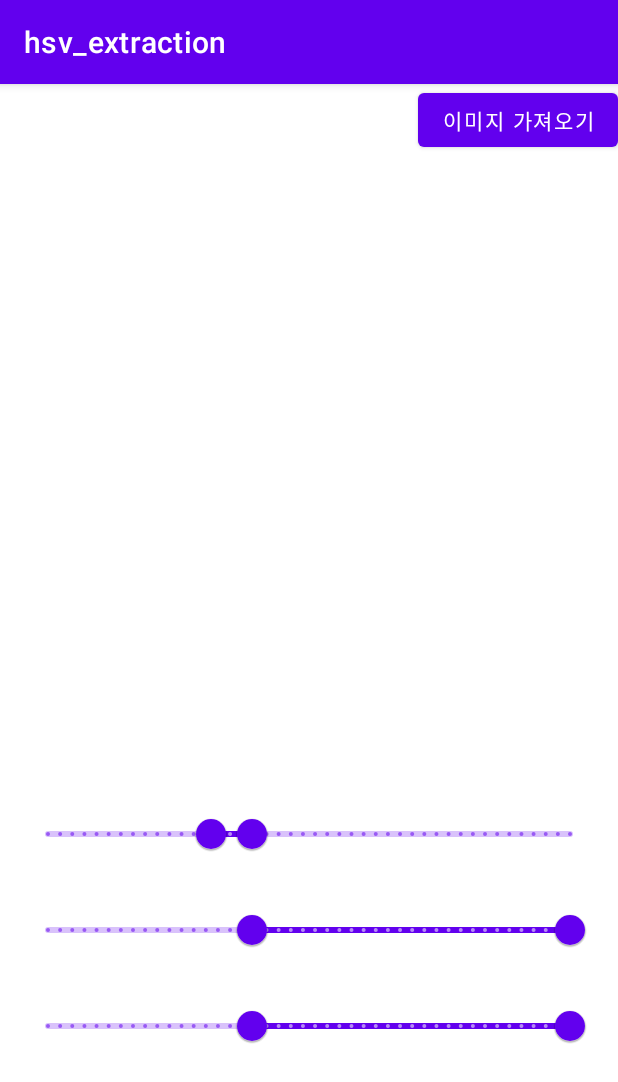
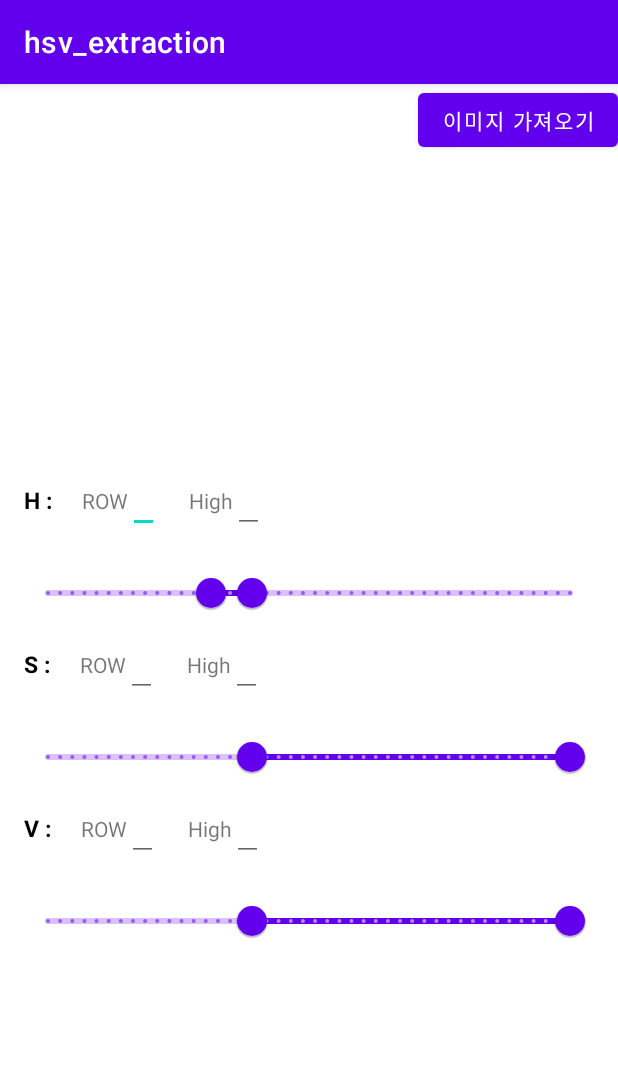
Before and after one commit to ModoricJG/opencv_test, an Android app: the GalleryActivity screen opened directly, with no data from a screen before it, on a phone screen of 412 x 824 dp. Shown: the top 1082 px of the screen. Run offline under Robolectric (Android 15) with nearby library versions, the phone set to English and light mode, and no system bars; our stand-ins replace data binding; libraries missing offline, so code that uses them is left out: org.opencv.android, org.opencv.core, org.opencv.imgproc; 1 statement that could not run was skipped.

Commit message:
feat : 갤러리 화면 HSV 수치 표시

```diff
--- a/app/src/main/java/com/strongbulb/hsv_extraction/GalleryActivity.kt
+++ b/app/src/main/java/com/strongbulb/hsv_extraction/GalleryActivity.kt
@@ -4,20 +4,18 @@ import android.app.Activity
 import android.content.Intent
 import android.graphics.Bitmap
 import android.graphics.BitmapFactory
-import android.graphics.ImageDecoder
 import android.net.Uri
-import android.os.Build
 import android.os.Bundle
 import android.provider.MediaStore
 import android.util.Log
 import android.widget.Toast
 import androidx.appcompat.app.AppCompatActivity
+import androidx.core.view.isVisible
 import com.google.android.material.slider.RangeSlider
 import com.strongbulb.hsv_extraction.databinding.ActivityGalleryBinding
 import org.opencv.android.Utils
 import org.opencv.core.Core
 import org.opencv.core.CvException
-import org.opencv.core.CvType
 import org.opencv.core.Mat
 import org.opencv.core.Scalar
 import org.opencv.imgproc.Imgproc
@@ -25,7 +23,7 @@ import org.opencv.imgproc.Imgproc
 
 class GalleryActivity : AppCompatActivity() {
 
-    val defaultGalleryRequestCode = 10
+    private val defaultGalleryRequestCode = 10
     private lateinit var binding: ActivityGalleryBinding
     private var currentImageUri: Uri? = null
 
@@ -52,35 +50,47 @@ class GalleryActivity : AppCompatActivity() {
     private fun setOnRangeListener() {
         binding.run {
             rangeH.addOnSliderTouchListener(object : RangeSlider.OnSliderTouchListener{
-                override fun onStartTrackingTouch(slider: RangeSlider) {
-                }
+                override fun onStartTrackingTouch(slider: RangeSlider) {}
 
                 override fun onStopTrackingTouch(slider: RangeSlider) {
-                    Log.i("mylog", "v[0] = ${slider.values[0]}, v[1] = ${slider.values[1]}")
+                    setRecordText()
                     imgProcessing()
                 }
             })
 
             rangeS.addOnSliderTouchListener(object : RangeSlider.OnSliderTouchListener{
-                override fun onStartTrackingTouch(slider: RangeSlider) {
-                }
+                override fun onStartTrackingTouch(slider: RangeSlider) {}
 
                 override fun onStopTrackingTouch(slider: RangeSlider) {
+                    setRecordText()
                     imgProcessing()
                 }
             })
             rangeV.addOnSliderTouchListener(object : RangeSlider.OnSliderTouchListener{
-                override fun onStartTrackingTouch(slider: RangeSlider) {
-                }
+                override fun onStartTrackingTouch(slider: RangeSlider) {}
 
                 override fun onStopTrackingTouch(slider: RangeSlider) {
+                    setRecordText()
                     imgProcessing()
                 }
             })
         }
     }
 
+    private fun setRecordText() {
+        val h = binding.rangeH.values // RangeSlider를 통해 값의 범위를 가져옴
+        val s = binding.rangeS.values
+        val v = binding.rangeV.values
+        binding.layoutH.etRow.setText("${h[0].toInt()}")
+        binding.layoutH.etHigh.setText("${h[1].toInt()}")
+        binding.layoutS.etRow.setText("${s[0].toInt()}")
+        binding.layoutS.etHigh.setText("${s[1].toInt()}")
+        binding.layoutV.etRow.setText("${v[0].toInt()}")
+        binding.layoutV.etHigh.setText("${v[1].toInt()}")
+    }
+
     private fun imgProcessing() {
+        binding.ivDstImg.isVisible = true
         currentImageUri?.run {
             val originMat = uri2Mat(this)
             val hsvMat = matCvtHsv(originMat)
@@ -160,29 +170,9 @@ class GalleryActivity : AppCompatActivity() {
         when (requestCode) {
             defaultGalleryRequestCode -> {
                 currentImageUri = data?.data
-                Log.i("mylog", "data?.data = ${currentImageUri}")
-
-                try{
-                    currentImageUri?.let {
-                        if(Build.VERSION.SDK_INT < 28) {
-                            val matBitmap = MediaStore.Images.Media.getBitmap(
-                                this.contentResolver,
-                                currentImageUri
-                            )
-                            binding.ivMatImg.setImageBitmap(matBitmap)
-                        } else {
-                            val source = ImageDecoder.createSource(this.contentResolver, it)
-                            val matBitmap = ImageDecoder.decodeBitmap(source)
-                            binding.ivMatImg.setImageBitmap(matBitmap)
-                        }
-                    }
-
-                }catch(e: java.lang.Exception)
-                {
-                    e.printStackTrace()
-                }
+                imgProcessing()
+                setRecordText()
             }
-
             else -> {
                 Toast.makeText(this, "사진을 가져오지 못했습니다.", Toast.LENGTH_SHORT).show()
             }
--- a/app/src/main/res/layout/activity_gallery.xml
+++ b/app/src/main/res/layout/activity_gallery.xml
@@ -17,26 +17,10 @@
             app:layout_constraintEnd_toEndOf="parent" />
 
         <androidx.constraintlayout.widget.ConstraintLayout
-            android:id="@+id/clMatImageContainer"
+            android:id="@+id/clDstImageContainer"
             android:layout_width="match_parent"
             android:layout_height="0dp"
             app:layout_constraintTop_toBottomOf="@+id/btnOpenGallery"
-            app:layout_constraintStart_toStartOf="parent"
-            app:layout_constraintEnd_toEndOf="parent"
-            app:layout_constraintDimensionRatio="2:1">
-
-            <ImageView
-                android:id="@+id/ivMatImg"
-                android:layout_width="match_parent"
-                android:layout_height="match_parent"/>
-
-        </androidx.constraintlayout.widget.ConstraintLayout>
-
-        <androidx.constraintlayout.widget.ConstraintLayout
-            android:id="@+id/clDstImageContainer"
-            android:layout_width="match_parent"
-            android:layout_height="0dp"
-            app:layout_constraintTop_toBottomOf="@+id/clMatImageContainer"
             app:layout_constraintStart_toStartOf="parent"
             app:layout_constraintEnd_toEndOf="parent"
             app:layout_constraintDimensionRatio="2:1">
@@ -55,6 +39,12 @@
             app:layout_constraintTop_toBottomOf="@+id/clDstImageContainer"
             app:layout_constraintBottom_toBottomOf="parent">
 
+            <include layout="@layout/layout_gallery_edittext"
+                android:id="@+id/layoutH"
+                app:title="@{`H : `}"
+                app:titleRow="@{`ROW`}"
+                app:titleHigh="@{`High`}"/>
+
             <com.google.android.material.slider.RangeSlider
                 android:id="@+id/rangeH"
                 android:layout_width="match_parent"
@@ -62,10 +52,16 @@
                 android:layout_marginTop="16dp"
                 android:layout_marginStart="16dp"
                 android:layout_marginEnd="16dp"
-                android:valueFrom="0.0"
-                android:valueTo="255.0"
-                android:stepSize="1.0"
+                android:valueFrom="0"
+                android:valueTo="255"
+                android:stepSize="1"
                 app:values="@array/initial_values_h"/>
+
+            <include layout="@layout/layout_gallery_edittext"
+                android:id="@+id/layoutS"
+                app:title="@{`S : `}"
+                app:titleRow="@{`ROW`}"
+                app:titleHigh="@{`High`}"/>
 
             <com.google.android.material.slider.RangeSlider
                 android:id="@+id/rangeS"
@@ -74,10 +70,16 @@
                 android:layout_marginTop="16dp"
                 android:layout_marginStart="16dp"
                 android:layout_marginEnd="16dp"
-                android:valueFrom="0.0"
-                android:valueTo="255.0"
-                android:stepSize="1.0"
+                android:valueFrom="0"
+                android:valueTo="255"
+                android:stepSize="1"
                 app:values="@array/initial_values_s"/>
+
+            <include layout="@layout/layout_gallery_edittext"
+                android:id="@+id/layoutV"
+                app:title="@{`V : `}"
+                app:titleRow="@{`ROW`}"
+                app:titleHigh="@{`High`}"/>
 
             <com.google.android.material.slider.RangeSlider
                 android:id="@+id/rangeV"
@@ -86,9 +88,9 @@
                 android:layout_marginTop="16dp"
                 android:layout_marginStart="16dp"
                 android:layout_marginEnd="16dp"
-                android:valueFrom="0.0"
-                android:valueTo="255.0"
-                android:stepSize="1.0"
+                android:valueFrom="0"
+                android:valueTo="255"
+                android:stepSize="1"
                 app:values="@array/initial_values_v"/>
         </LinearLayout>
 
--- /dev/null
+++ b/app/src/main/res/layout/layout_gallery_edittext.xml
@@ -0,0 +1,55 @@
+<?xml version="1.0" encoding="utf-8"?>
+<layout xmlns:android="http://schemas.android.com/apk/res/android">
+
+    <data>
+        <variable
+            name="title"
+            type="String" />
+
+        <variable
+            name="titleRow"
+            type="String" />
+
+        <variable
+            name="titleHigh"
+            type="String" />
+    </data>
+
+    <LinearLayout
+        android:layout_width="match_parent"
+        android:layout_height="wrap_content"
+        android:orientation="horizontal"
+        android:layout_marginStart="16dp"
+        android:layout_marginEnd="16dp">
+
+        <TextView
+            android:layout_width="wrap_content"
+            android:layout_height="wrap_content"
+            android:textSize="15dp"
+            android:textColor="@color/black"
+            android:textStyle="bold"
+            android:text="@{title}"/>
+
+        <TextView
+            android:layout_width="wrap_content"
+            android:layout_height="wrap_content"
+            android:text="@{titleRow}"
+            android:layout_marginStart="16dp"/>
+
+        <EditText
+            android:id="@+id/etRow"
+            android:layout_width="wrap_content"
+            android:layout_height="wrap_content" />
+
+        <TextView
+            android:layout_width="wrap_content"
+            android:layout_height="wrap_content"
+            android:text="@{titleHigh}"
+            android:layout_marginStart="20dp"/>
+
+        <EditText
+            android:id="@+id/etHigh"
+            android:layout_width="wrap_content"
+            android:layout_height="wrap_content" />
+    </LinearLayout>
+</layout>
```
Also changed, not shown: 1 other file.
